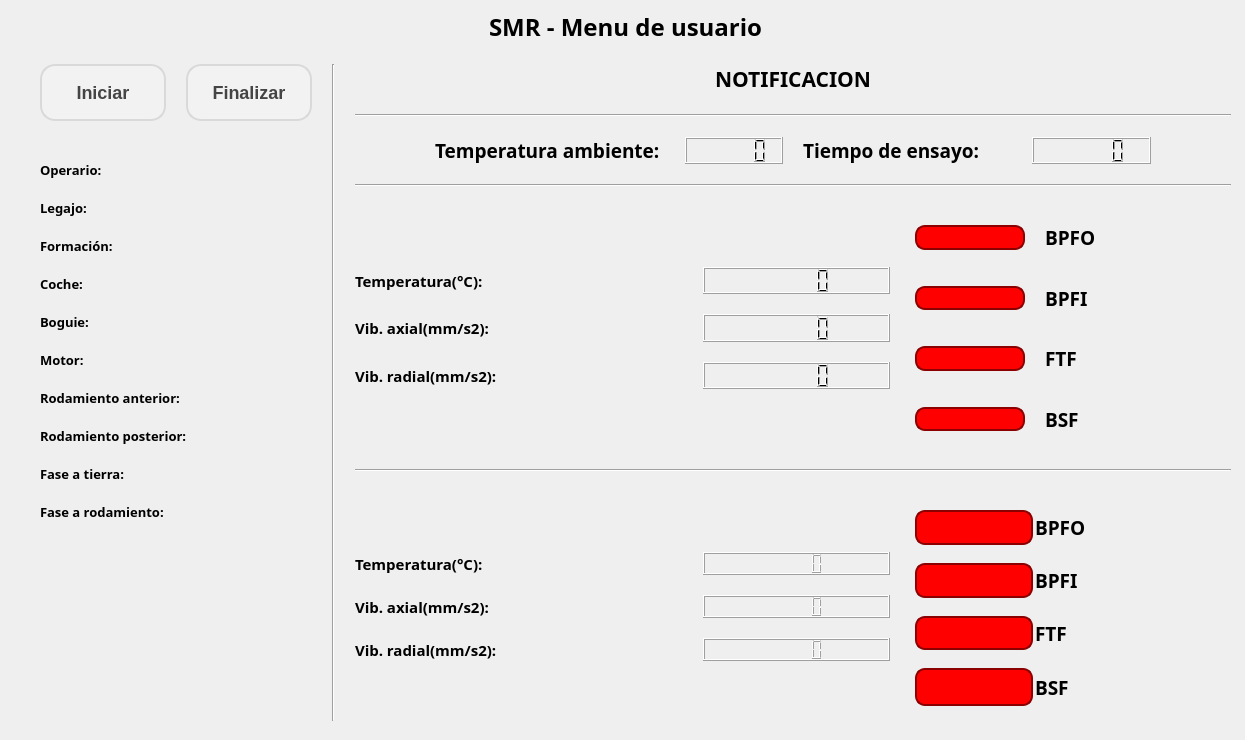
Old version of the form app_smr/Qt/win_user.ui in the repository nvargas24/Sistema_medicion_de_rodamientos-SMR.
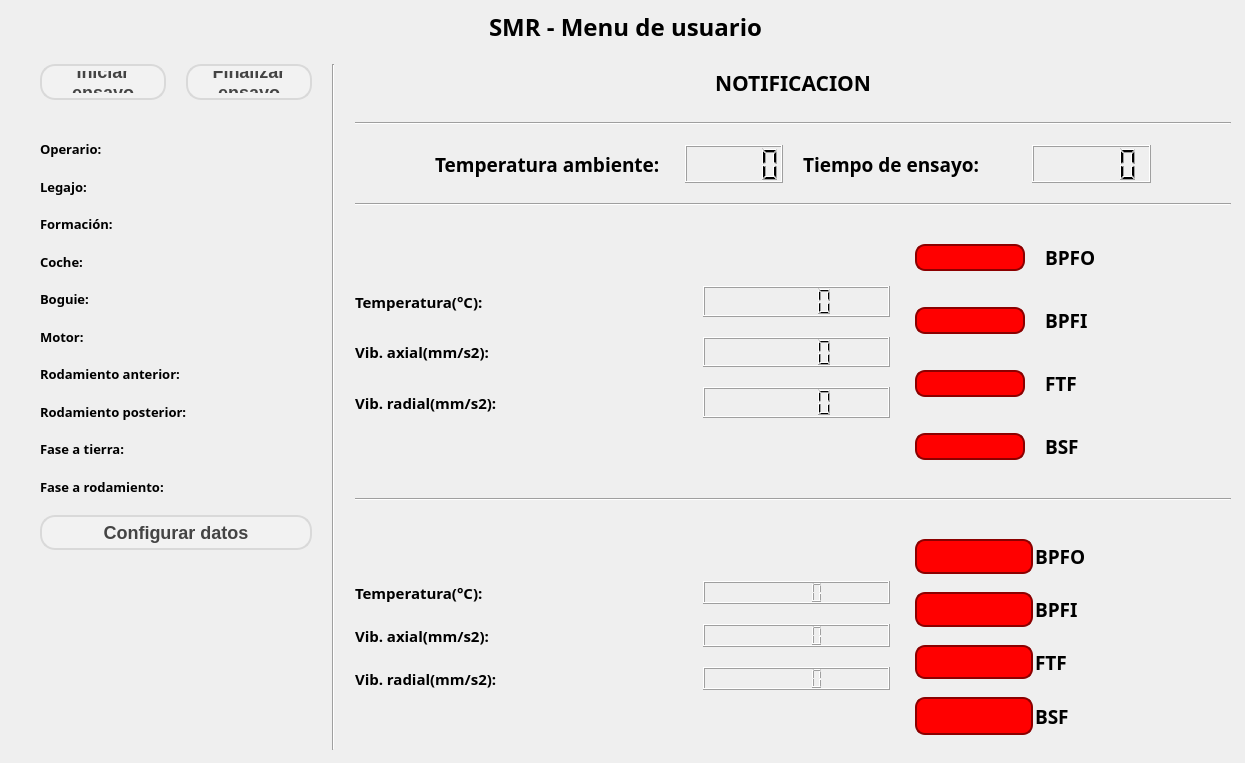
New version of the form.

What changed in the file:
```diff
--- a/app_smr/Qt/win_user.ui
+++ b/app_smr/Qt/win_user.ui
@@ -7,7 +7,7 @@
     <x>0</x>
     <y>0</y>
     <width>1245</width>
-    <height>740</height>
+    <height>763</height>
    </rect>
   </property>
   <property name="sizePolicy">
@@ -31,7 +31,7 @@
       <x>20</x>
       <y>10</y>
       <width>1211</width>
-      <height>711</height>
+      <height>740</height>
      </rect>
     </property>
     <layout class="QVBoxLayout" name="verticalLayout_9">
@@ -59,7 +59,7 @@
      <item>
       <layout class="QHBoxLayout" name="horizontalLayout_11" stretch="1,0,3">
        <item>
-        <layout class="QVBoxLayout" name="verticalLayout_7" stretch="4,2,2,2,2,2">
+        <layout class="QVBoxLayout" name="verticalLayout_7" stretch="4,2,2,2,2,2,0">
          <property name="leftMargin">
           <number>20</number>
          </property>
@@ -114,7 +114,8 @@
 }</string>
              </property>
              <property name="text">
-              <string>Iniciar</string>
+              <string>Iniciar 
+ensayo</string>
              </property>
             </widget>
            </item>
@@ -161,7 +162,8 @@
 }</string>
              </property>
              <property name="text">
-              <string>Finalizar</string>
+              <string>Finalizar 
+ensayo</string>
              </property>
             </widget>
            </item>
@@ -527,6 +529,53 @@
            </item>
           </layout>
          </item>
+         <item>
+          <widget class="QPushButton" name="btn_config_data">
+           <property name="sizePolicy">
+            <sizepolicy hsizetype="Minimum" vsizetype="Expanding">
+             <horstretch>0</horstretch>
+             <verstretch>0</verstretch>
+            </sizepolicy>
+           </property>
+           <property name="font">
+            <font>
+             <pointsize>-1</pointsize>
+             <weight>75</weight>
+             <bold>true</bold>
+            </font>
+           </property>
+           <property name="focusPolicy">
+            <enum>Qt::NoFocus</enum>
+           </property>
+           <property name="styleSheet">
+            <string notr="true">QPushButton {
+    background-color: #F2F2F2; /* Color de fondo */
+    border: 2px solid #D9D9D9; /* Borde gris claro */
+    border-radius: 15px; /* Bordes curvos */
+    padding: 5px 10px; /* Espacio interno para texto */
+    font-weight: bold; /* Texto en negrita */
+    font-size: 18px; /* Tamaño de fuente */
+    color: #444444; /* Color de texto */
+}
+
+QPushButton:hover {
+    background-color: #88AEF1; /* Color celeste */
+    border-color: #0078D7; /* Borde celeste */
+    color: #FFFFFF; /* Color de texto blanco */
+}
+
+QPushButton:focus {
+    background-color: #88AEF1; /* Color celeste */
+    border-color: #0078D7; /* Borde celeste */
+    color: #FFFFFF; /* Color de texto blanco */
+	outline: none; /* Elimina el contorno alrededor del QLineEdit al seleccionarlo */
+}</string>
+           </property>
+           <property name="text">
+            <string>Configurar datos</string>
+           </property>
+          </widget>
+         </item>
         </layout>
        </item>
        <item>
```
Left out of the diff: 4 changed lines with no effect on the pictures.
